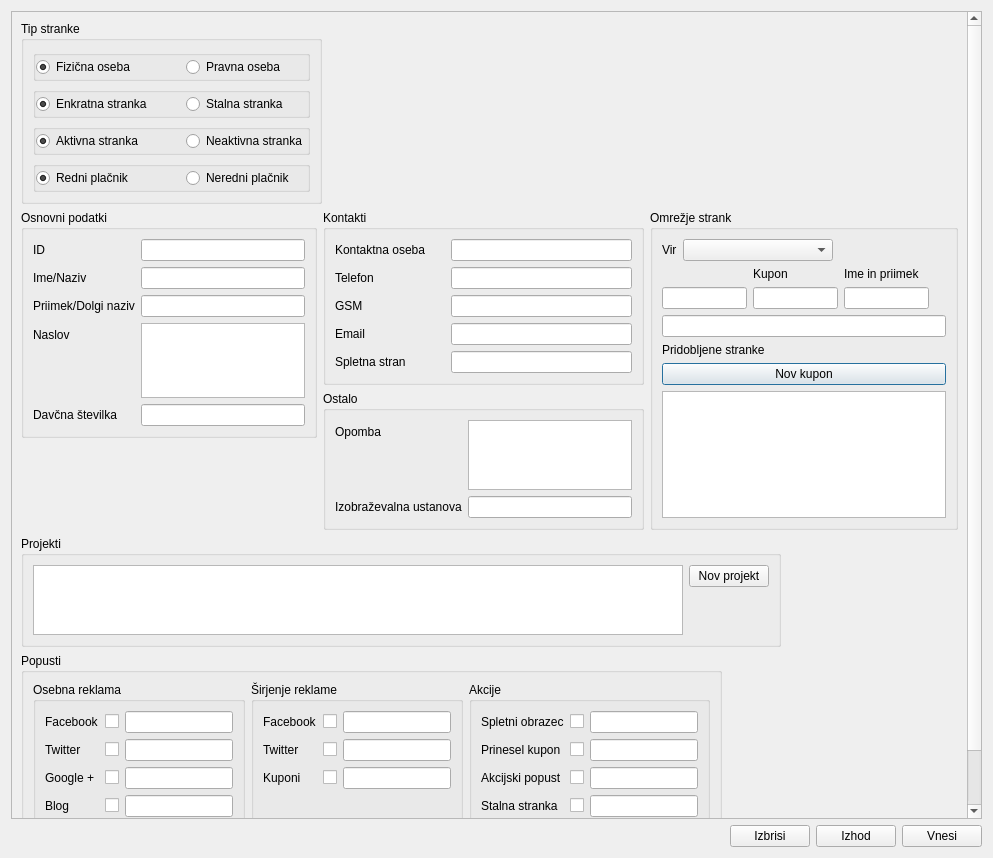
Before: the Qt Designer form stranke.ui in bubi-luka/BubiRacun, drawn with Qt 5.
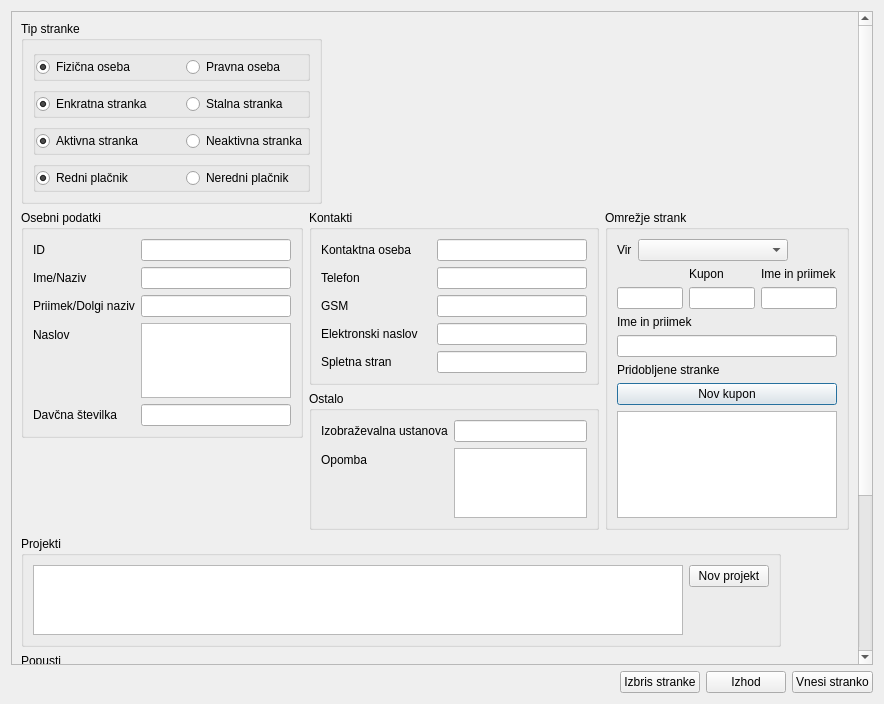
After: the same form once the commit is applied.

Patch:
```diff
--- a/stranke.ui
+++ b/stranke.ui
@@ -9,8 +9,8 @@
    <rect>
     <x>0</x>
     <y>0</y>
-    <width>993</width>
-    <height>858</height>
+    <width>884</width>
+    <height>704</height>
    </rect>
   </property>
   <property name="windowTitle">
@@ -26,9 +26,9 @@
       <property name="geometry">
        <rect>
         <x>0</x>
-        <y>0</y>
-        <width>955</width>
-        <height>986</height>
+        <y>-205</y>
+        <width>846</width>
+        <height>992</height>
        </rect>
       </property>
       <layout class="QGridLayout" name="gridLayout_5">
@@ -260,7 +260,7 @@
            <item>
             <widget class="QGroupBox" name="groupBox_2">
              <property name="title">
-              <string>Osnovni podatki</string>
+              <string>Osebni podatki</string>
              </property>
              <layout class="QGridLayout" name="gridLayout">
               <item row="0" column="0">
@@ -413,7 +413,7 @@
                 <item row="3" column="0">
                  <widget class="QLabel" name="label_7">
                   <property name="text">
-                   <string>Email</string>
+                   <string>Elektronski naslov</string>
                   </property>
                  </widget>
                 </item>
@@ -450,14 +450,14 @@
              <layout class="QGridLayout" name="gridLayout_3">
               <item row="0" column="0">
                <layout class="QFormLayout" name="formLayout_4">
-                <item row="0" column="0">
+                <item row="1" column="0">
                  <widget class="QLabel" name="label_9">
                   <property name="text">
                    <string>Opomba</string>
                   </property>
                  </widget>
                 </item>
-                <item row="0" column="1">
+                <item row="1" column="1">
                  <widget class="QPlainTextEdit" name="txt_opomba">
                   <property name="maximumSize">
                    <size>
@@ -467,14 +467,14 @@
                   </property>
                  </widget>
                 </item>
-                <item row="1" column="0">
+                <item row="0" column="0">
                  <widget class="QLabel" name="label_11">
                   <property name="text">
                    <string>Izobraževalna ustanova</string>
                   </property>
                  </widget>
                 </item>
-                <item row="1" column="1">
+                <item row="0" column="1">
                  <widget class="QLineEdit" name="txt_ustanova"/>
                 </item>
                </layout>
@@ -577,6 +577,13 @@
               </item>
              </layout>
             </item>
+            <item>
+             <widget class="QLabel" name="label_12">
+              <property name="text">
+               <string>Ime in priimek</string>
+              </property>
+             </widget>
+            </item>
             <item>
              <widget class="QLineEdit" name="txt_vir_besedilo"/>
             </item>
@@ -1051,7 +1058,7 @@
         <enum>Qt::NoFocus</enum>
        </property>
        <property name="text">
-        <string>Izbrisi</string>
+        <string>Izbris stranke</string>
        </property>
       </widget>
      </item>
@@ -1068,7 +1075,7 @@
      <item>
       <widget class="QPushButton" name="btn_vnesi">
        <property name="text">
-        <string>Vnesi</string>
+        <string>Vnesi stranko</string>
        </property>
       </widget>
      </item>
```
Left out of the diff: 3 changed lines with no effect on the pictures.
